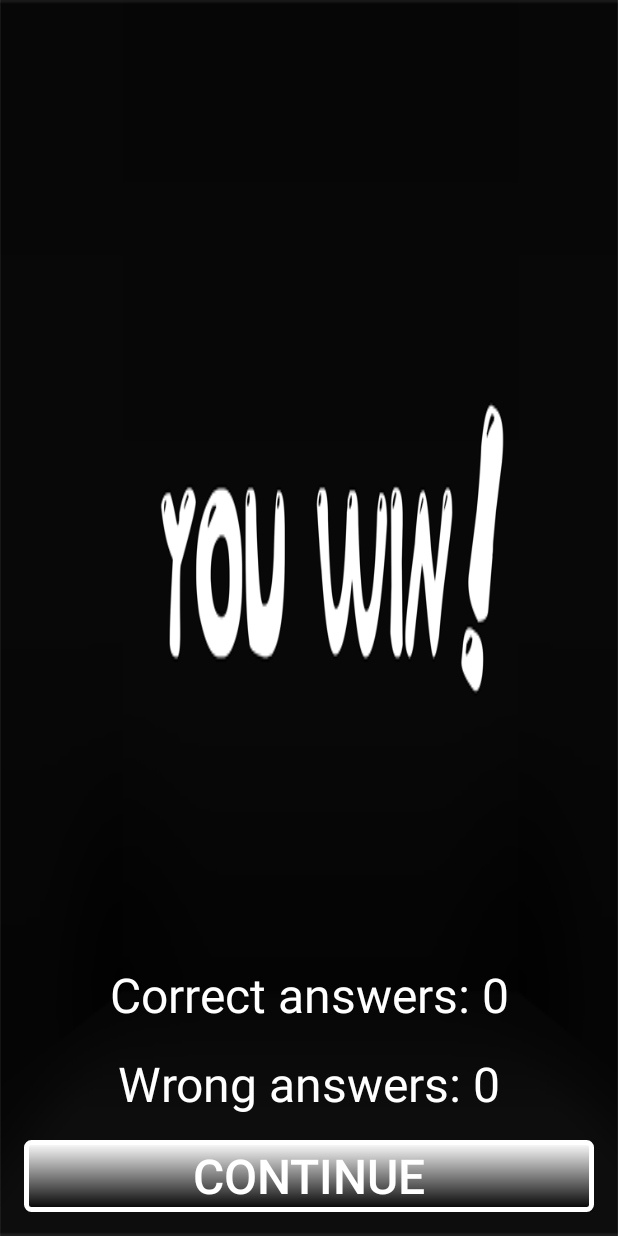
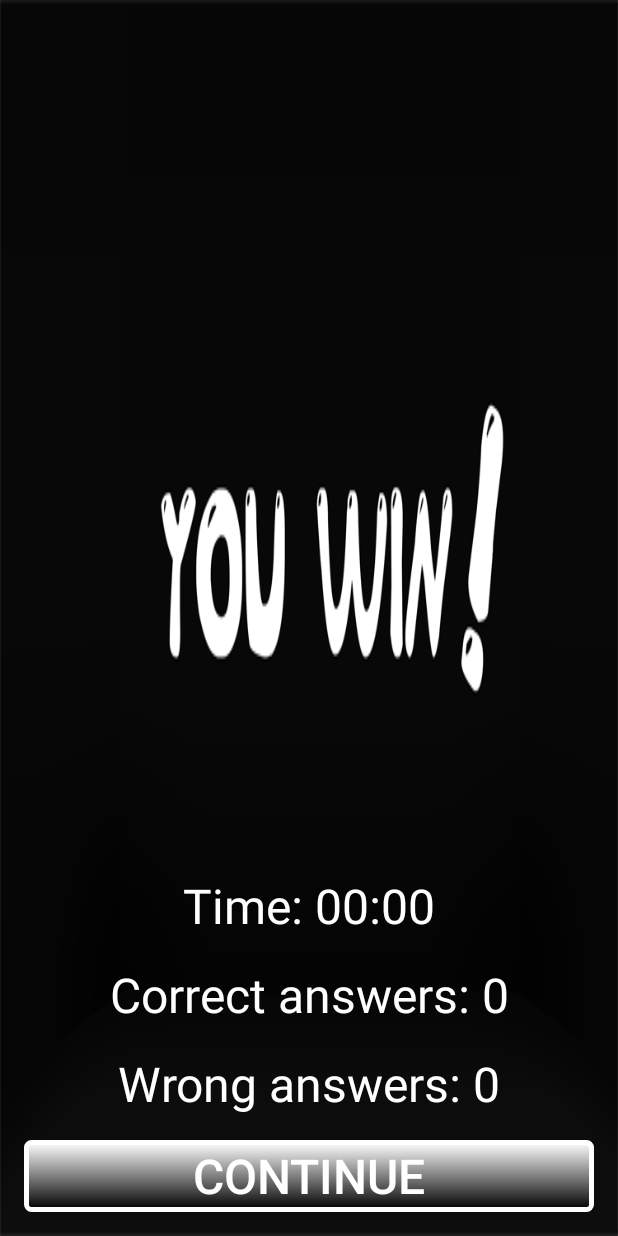
Before and after one commit to KrystianDe/Hangman, an Android app: the WinGameActivity screen opened directly, with no data from a screen before it, on a phone screen of 412 x 824 dp. Run offline under Robolectric (Android 15) with nearby library versions, the phone set to English and light mode, and no system bars; 3 statements that could not run were skipped.

```diff
--- a/app/src/main/java/com/example/asus/myapplication/GameActivity.java
+++ b/app/src/main/java/com/example/asus/myapplication/GameActivity.java
@@ -3,6 +3,7 @@ package com.example.asus.myapplication;
 import android.content.Intent;
 import android.database.sqlite.SQLiteDatabase;
 import android.os.Bundle;
+import android.os.Handler;
 import android.support.v7.app.AppCompatActivity;
 import android.view.View;
 import android.widget.Button;
@@ -22,15 +23,27 @@ public class GameActivity extends AppCompatActivity {
 
     private int correctAnswers;
     private int wrongAnswers;
-
+    private int secs ;
+    private TextView timeTextView;
+    private boolean running = false;
+    private boolean wasRunning;
 
     @Override
     protected void onCreate(Bundle savedInstanceState) {
         super.onCreate(savedInstanceState);
         setContentView(R.layout.game_layout);
         textView = findViewById(R.id.textWord);
+        timeTextView = findViewById(R.id.timeTextView);
+        running = true;
         correctAnswers = 0;
         wrongAnswers = 0;
+        secs = 0;
+
+        if(savedInstanceState != null){
+            running = savedInstanceState.getBoolean("Running");
+            secs = savedInstanceState.getInt("Secs");
+            wasRunning = savedInstanceState.getBoolean("WasRunning");
+        }
 
 
         WordsDatabaseHelper wdh = DataHolder.getDate();
@@ -57,7 +70,32 @@ public class GameActivity extends AppCompatActivity {
             word.add(String.valueOf(e));
             word.add(" ");
         }
+        runTimer();
 
+
+    }
+
+    @Override
+    protected void onSaveInstanceState(Bundle outState) {
+        super.onSaveInstanceState(outState);
+        outState.putInt("Secs", secs);
+        outState.putBoolean("Running", running);
+        outState.putBoolean("WasRunning", wasRunning);
+
+    }
+
+    @Override
+    protected void onStart() {
+        super.onStart();
+        if(wasRunning)
+            running = true;
+    }
+
+    @Override
+    protected void onPause() {
+            super.onPause();
+            wasRunning = running;
+            running = false;
 
     }
 
@@ -90,6 +128,36 @@ public class GameActivity extends AppCompatActivity {
         for (char anArr : arr) {
             textView.append("_ ");
         }
+    }
+
+    private void runTimer(){
+
+
+        final Handler handler = new Handler();
+
+        handler.post(() -> {
+
+            int minutes = (secs%3600)/60;
+            int seconds = secs%60;
+
+            String time = String.format("%02d:%02d", minutes, seconds);
+
+            timeTextView.setText(time);
+
+            if(running){
+
+                secs++;
+
+            }
+
+            handler.postDelayed(this::runTimer, 1000);
+
+
+
+        });
+
+
+
     }
 
     private void refreshTextView(String letter, List<String> word, TextView textView) {
@@ -149,6 +217,7 @@ public class GameActivity extends AppCompatActivity {
             Intent intent = new Intent(this, WinGameActivity.class);
             intent.putExtra("Correct", correctAnswers);
             intent.putExtra("Wrong", counter);
+            intent.putExtra("Time", secs);
 
             this.finish();
 
--- a/app/src/main/java/com/example/asus/myapplication/WinGameActivity.java
+++ b/app/src/main/java/com/example/asus/myapplication/WinGameActivity.java
@@ -14,17 +14,25 @@ public class WinGameActivity extends Activity {
         setContentView(R.layout.wingame_layout);
         TextView correctAnsTextView = findViewById(R.id.correctAnsTExtView);
         TextView wrongAnsTextView = findViewById(R.id.wongAnsTextView);
+        TextView timeTextView = findViewById(R.id.timeTextView);
 
         Bundle extras = getIntent().getExtras();
 
 
         int correctAnswers = extras.getInt("Correct");
         int wrongAnswers = extras.getInt("Wrong");
+        int time = extras.getInt("Time");
+
+        int min = (time/3600)%60;
+        int secs = time%60;
+
+        String timeOfGame = String.format("%02d:%02d", min, secs);
 
         System.out.println(correctAnswers + " : " + wrongAnswers);
 
         correctAnsTextView.append(" " + correctAnswers);
         wrongAnsTextView.append(" " + wrongAnswers);
+        timeTextView.append(" " + timeOfGame);
 
     }
 
--- a/app/src/main/res/layout/wingame_layout.xml
+++ b/app/src/main/res/layout/wingame_layout.xml
@@ -5,6 +5,18 @@
     android:background="@mipmap/winhangman"
     android:padding="16dp">
 
+
+    <TextView
+        android:id="@+id/timeTextView"
+        android:layout_width="match_parent"
+        android:layout_height="wrap_content"
+        android:layout_above="@id/correctAnsTExtView"
+        android:textSize="32sp"
+        android:text="@string/timeOfGame"
+        android:textColor="@color/white"
+        android:textAlignment="center"
+        android:layout_marginBottom="16dp"
+        />
 
 
     <TextView
--- a/app/src/main/res/values/strings.xml
+++ b/app/src/main/res/values/strings.xml
@@ -38,4 +38,5 @@
     <string name="gameOver">Continue</string>
     <string name="correctAnswers">Correct answers: </string>
     <string name="wrongAnswers">Wrong answers: </string>
+    <string name="timeOfGame">Time: </string>
 </resources>
```
Also changed, not shown: app/src/main/res/layout/game_layout.xml (+10 -1 lines).
